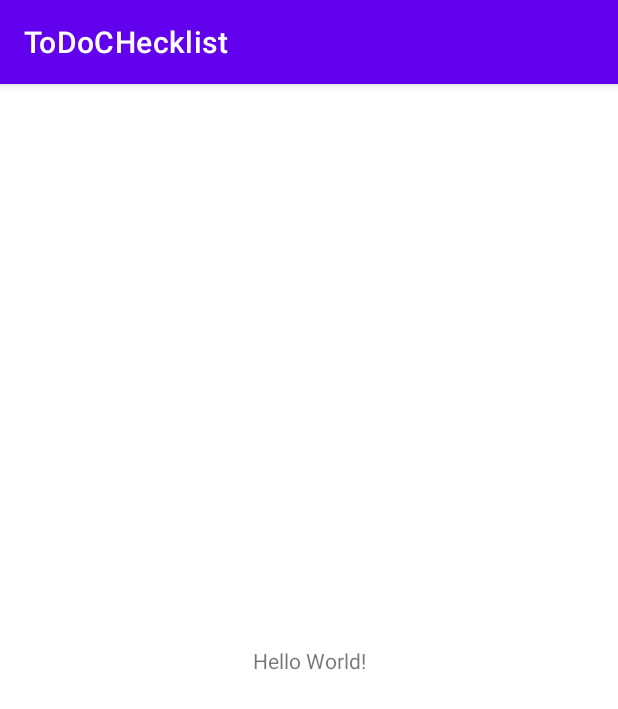
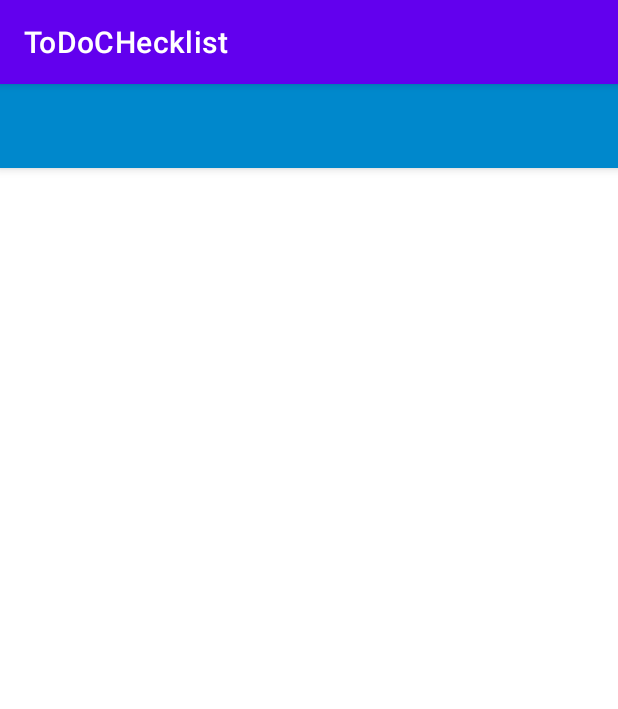
Before and after one commit to SidorkinAlex/to_do_android, an Android app: the screen it shows after launch (MainActivity), on a phone screen of 412 x 824 dp. Shown: the top 709 px of the screen. Run offline under Robolectric (Android 15) with nearby library versions, the phone set to English and light mode, and no system bars.

Commit message:
изменения

```diff
--- a/app/src/main/java/suitecrm/com/todochecklist/MainActivity.kt
+++ b/app/src/main/java/suitecrm/com/todochecklist/MainActivity.kt
@@ -3,9 +3,12 @@ package suitecrm.com.todochecklist
 import androidx.appcompat.app.AppCompatActivity
 import android.os.Bundle
 import suitecrm.com.todochecklist.databinding.ActivityMainBinding
+import java.sql.Driver
 
 class MainActivity : AppCompatActivity() {
     private lateinit var mBuinding : ActivityMainBinding;
+    private lateinit var mDriver: Driver;
+
     override fun onCreate(savedInstanceState: Bundle?) {
         super.onCreate(savedInstanceState)
         setContentView(R.layout.activity_main)
--- a/app/src/main/res/layout/activity_main.xml
+++ b/app/src/main/res/layout/activity_main.xml
@@ -6,13 +6,16 @@
     android:layout_height="match_parent"
     tools:context=".MainActivity">
 
-    <TextView
-        android:layout_width="wrap_content"
-        android:layout_height="wrap_content"
-        android:text="Hello World!"
-        app:layout_constraintBottom_toBottomOf="parent"
-        app:layout_constraintLeft_toLeftOf="parent"
-        app:layout_constraintRight_toRightOf="parent"
+    <androidx.appcompat.widget.Toolbar
+        android:id="@+id/mainToolbar"
+        android:layout_width="match_parent"
+        android:layout_height="?attr/actionBarSize"
+        android:background="@color/colorPrimary"
+        android:elevation="4dp"
+        app:layout_constraintEnd_toEndOf="parent"
+        app:layout_constraintStart_toStartOf="parent"
         app:layout_constraintTop_toTopOf="parent" />
 
+
+
 </androidx.constraintlayout.widget.ConstraintLayout>
--- a/app/src/main/res/values/colors.xml
+++ b/app/src/main/res/values/colors.xml
@@ -7,4 +7,7 @@
     <color name="teal_700">#FF018786</color>
     <color name="black">#FF000000</color>
     <color name="white">#FFFFFFFF</color>
+    <color name="colorPrimary">#0088cc</color>
+    <color name="colorPrimaryDark">#083480</color>
+    <color name="colorAccent">#C0CBDF</color>
 </resources>
```
Also changed, not shown: app/build.gradle (+0 -13 lines).
